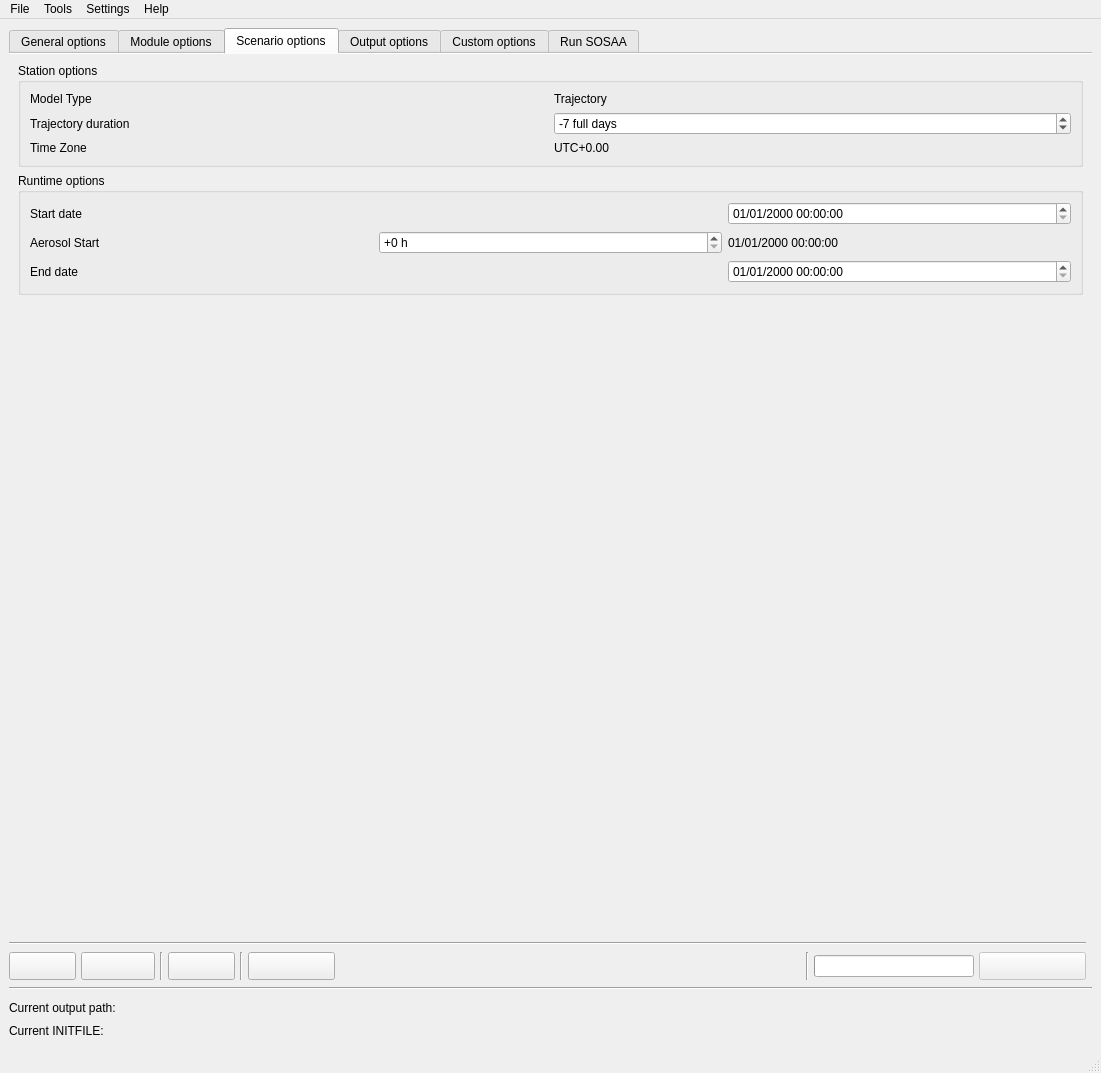
Old version of the form sosaa_gui/layouts/gui.ui in the repository juntyr/sosaa-gui.
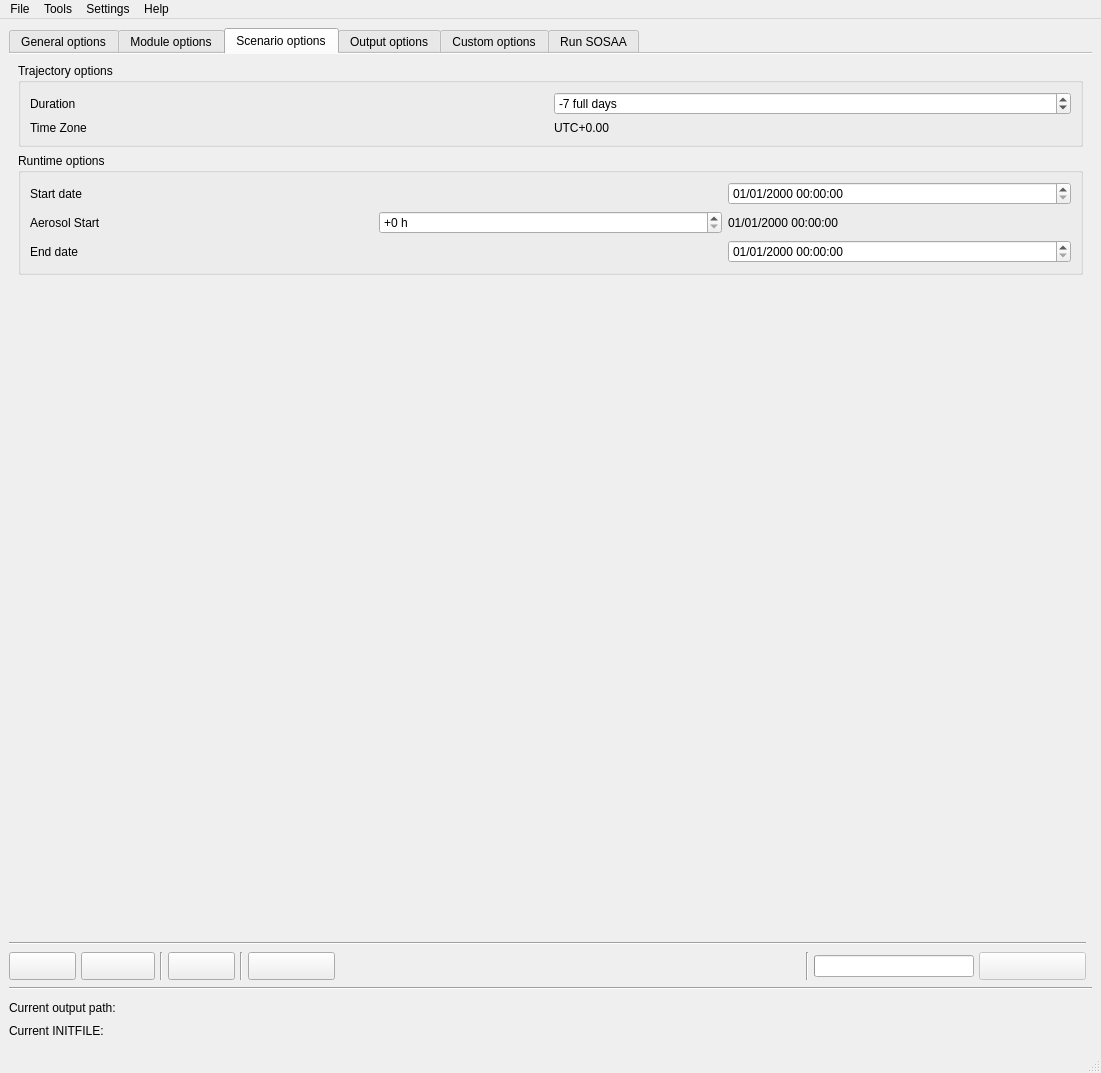
New version of the form. The open tabs and pages were chosen to show the change.

Commit message: Further tweaks to the scenario options GUI

Patch:
```diff
--- a/sosaa_gui/layouts/gui.ui
+++ b/sosaa_gui/layouts/gui.ui
@@ -1412,40 +1412,33 @@
            <item>
             <widget class="QGroupBox" name="groupBox_5">
              <property name="title">
-              <string>Station options</string>
+              <string>Trajectory options</string>
              </property>
              <layout class="QVBoxLayout" name="verticalLayout_12">
               <item>
                <layout class="QGridLayout" name="gridLayout_14">
-                <item row="1" column="0">
-                 <widget class="QLabel" name="label_14">
-                  <property name="text">
-                   <string>Trajectory duration</string>
-                  </property>
-                 </widget>
-                </item>
-                <item row="0" column="1">
-                 <widget class="QLabel" name="label_2">
-                  <property name="text">
-                   <string>Trajectory</string>
-                  </property>
-                 </widget>
-                </item>
                 <item row="0" column="0">
-                 <widget class="QLabel" name="label_15">
+                 <widget class="QLabel" name="label_14">
                   <property name="text">
-                   <string>Model Type</string>
+                   <string>Duration</string>
                   </property>
                  </widget>
                 </item>
-                <item row="2" column="1">
+                <item row="1" column="0">
+                 <widget class="QLabel" name="label_12">
+                  <property name="text">
+                   <string>Time Zone</string>
+                  </property>
+                 </widget>
+                </item>
+                <item row="1" column="1">
                  <widget class="QLabel" name="label_3">
                   <property name="text">
                    <string>UTC+0.00</string>
                   </property>
                  </widget>
                 </item>
-                <item row="1" column="1">
+                <item row="0" column="1">
                  <widget class="QSpinBox" name="trajectory_duration">
                   <property name="suffix">
                    <string> full days</string>
@@ -1461,13 +1454,6 @@
                   </property>
                  </widget>
                 </item>
-                <item row="2" column="0">
-                 <widget class="QLabel" name="label_12">
-                  <property name="text">
-                   <string>Time Zone</string>
-                  </property>
-                 </widget>
-                </item>
                </layout>
               </item>
              </layout>
```
